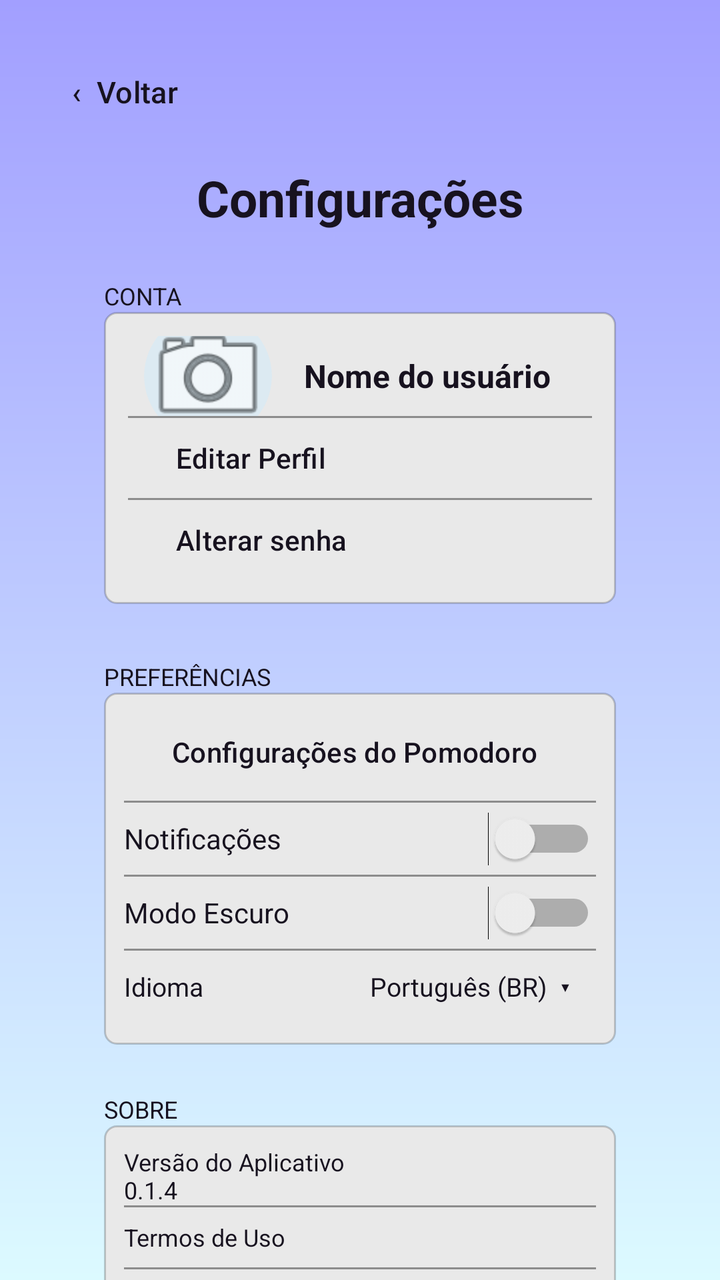
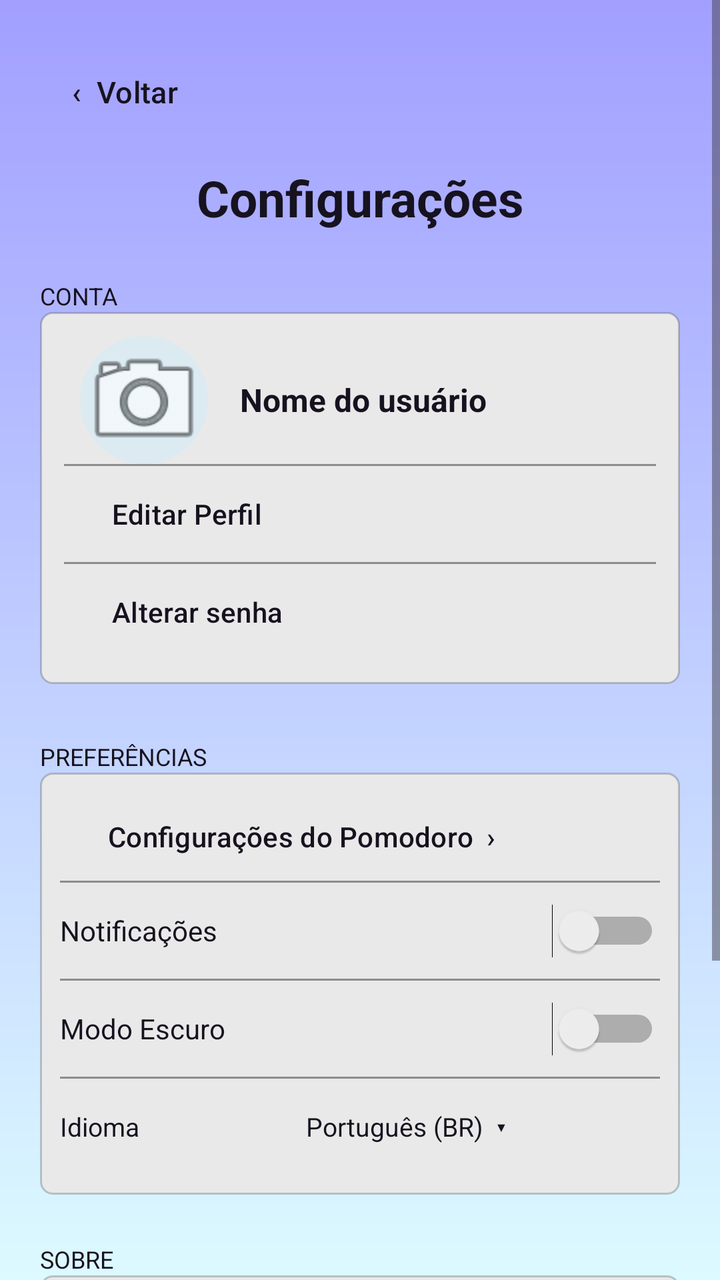

Compare the two renders of this Android layout. The source of the first and the diff that turns it into the second are given below.
<!-- AndroidManifest.xml: application theme Theme.FocaAi -->
<!-- res/layout/activity_configuracoes.xml -->
<?xml version="1.0" encoding="utf-8"?>
<androidx.constraintlayout.widget.ConstraintLayout
    xmlns:android="http://schemas.android.com/apk/res/android"
    xmlns:app="http://schemas.android.com/apk/res-auto"
    xmlns:tools="http://schemas.android.com/tools"
    android:id="@+id/main"
    android:layout_width="match_parent"
    android:layout_height="match_parent"
    android:background="@drawable/bg_foca_gradient"
    tools:context=".activities.ConfiguracoesActivity">

    
    <Button
        android:id="@+id/btnVoltarConfiguracoes"
        android:layout_width="wrap_content"
        android:layout_height="48dp"
        android:layout_marginStart="12dp"
        android:layout_marginTop="22dp"
        android:background="@android:color/transparent"
        android:text="‹  Voltar"
        android:textAllCaps="false"
        android:textColor="@color/foca_text"
        android:textSize="15sp"
        app:backgroundTint="@null"
        app:layout_constraintStart_toStartOf="parent"
        app:layout_constraintTop_toTopOf="parent" />

    
    <TextView
        android:id="@+id/txtTituloConfiguracoes"
        android:layout_width="wrap_content"
        android:layout_height="wrap_content"
        android:layout_marginTop="12dp"
        android:text="Configurações"
        android:textColor="@color/foca_text"
        android:textSize="25sp"
        android:textStyle="bold"
        app:layout_constraintTop_toBottomOf="@id/btnVoltarConfiguracoes"
        app:layout_constraintStart_toStartOf="parent"
        app:layout_constraintEnd_toEndOf="parent" />

    
    <TextView
        android:id="@+id/txtGrupoConta"
        android:layout_width="wrap_content"
        android:layout_height="wrap_content"
        android:layout_marginStart="52dp"
        android:layout_marginTop="24dp"
        android:text="CONTA"
        android:textColor="@color/foca_text"
        android:textSize="12sp"
        app:layout_constraintStart_toStartOf="parent"
        app:layout_constraintTop_toBottomOf="@id/txtTituloConfiguracoes" />

    
    <LinearLayout
        android:id="@+id/cardConta"
        android:layout_width="0dp"
        android:layout_height="146dp"
        android:layout_marginStart="52dp"
        android:layout_marginEnd="52dp"
        android:background="@drawable/card_foca"
        android:orientation="vertical"
        android:padding="12dp"
        app:layout_constraintTop_toBottomOf="@id/txtGrupoConta"
        app:layout_constraintStart_toStartOf="parent"
        app:layout_constraintEnd_toEndOf="parent">

        
        <LinearLayout
            android:layout_width="match_parent"
            android:layout_height="0dp"
            android:layout_weight="1"
            android:orientation="horizontal"
            android:gravity="center_vertical"
            android:paddingStart="8dp"
            android:paddingEnd="8dp">

            <ImageView
                android:id="@+id/imgFotoPerfil"
                android:layout_width="64dp"
                android:layout_height="64dp"
                android:background="@drawable/bg_avatar_foca"
                android:src="@android:drawable/ic_menu_camera"
                android:scaleType="centerCrop"
                android:clipToOutline="true"
                android:clickable="true"
                android:focusable="true"
                android:contentDescription="Foto do perfil. Toque para alterar." />

            <TextView
                android:id="@+id/txtUsuarioConfiguracoes"
                android:layout_width="0dp"
                android:layout_height="match_parent"
                android:layout_weight="1"
                android:layout_marginStart="16dp"
                android:gravity="center_vertical"
                android:text="Nome do usuário"
                android:textColor="@color/foca_text"
                android:textSize="16sp"
                android:textStyle="bold" />

        </LinearLayout>

        <View
            android:layout_width="match_parent"
            android:layout_height="1dp"
            android:background="#66000000" />

        
        <Button
            android:id="@+id/btnEditarPerfil"
            android:layout_width="match_parent"
            android:layout_height="40dp"
            android:background="@android:color/transparent"
            android:gravity="center_vertical"
            android:text="Editar Perfil"
            android:textAllCaps="false"
            android:textColor="@color/foca_text"
            android:textSize="14sp"
            app:backgroundTint="@null" />

        <View
            android:layout_width="match_parent"
            android:layout_height="1dp"
            android:background="#66000000" />

        
        <Button
            android:id="@+id/btnAlterarSenhaConfiguracoes"
            android:layout_width="match_parent"
            android:layout_height="40dp"
            android:background="@android:color/transparent"
            android:gravity="center_vertical"
            android:text="Alterar senha"
            android:textAllCaps="false"
            android:textColor="@color/foca_text"
            android:textSize="14sp"
            app:backgroundTint="@null" />

    </LinearLayout>

    
    <TextView
        android:id="@+id/txtGrupoPreferencias"
        android:layout_width="wrap_content"
        android:layout_height="wrap_content"
        android:layout_marginStart="52dp"
        android:layout_marginTop="28dp"
        android:text="PREFERÊNCIAS"
        android:textColor="@color/foca_text"
        android:textSize="12sp"
        app:layout_constraintStart_toStartOf="parent"
        app:layout_constraintTop_toBottomOf="@id/cardConta" />

    
    <LinearLayout
        android:id="@+id/cardPreferencias"
        android:layout_width="0dp"
        android:layout_height="176dp"
        android:layout_marginStart="52dp"
        android:layout_marginEnd="52dp"
        android:background="@drawable/card_foca"
        android:orientation="vertical"
        android:padding="10dp"
        app:layout_constraintTop_toBottomOf="@id/txtGrupoPreferencias"
        app:layout_constraintStart_toStartOf="parent"
        app:layout_constraintEnd_toEndOf="parent">

        <Button
            android:id="@+id/btnConfiguracoesPomodoro"
            android:layout_width="match_parent"
            android:layout_height="44dp"
            android:background="@android:color/transparent"
            android:gravity="center_vertical"
            android:text="Configurações do Pomodoro  ›"
            android:textAllCaps="false"
            android:textColor="@color/foca_text"
            android:textSize="14sp"
            app:backgroundTint="@null" />

        <View
            android:layout_width="match_parent"
            android:layout_height="1dp"
            android:background="#66000000" />

        <Switch
            android:id="@+id/switchNotificacoes"
            android:layout_width="match_parent"
            android:layout_height="36dp"
            android:text="Notificações"
            android:textColor="@color/foca_text"
            android:textSize="14sp" />

        <View
            android:layout_width="match_parent"
            android:layout_height="1dp"
            android:background="#66000000" />

        <Switch
            android:id="@+id/switchModoEscuro"
            android:layout_width="match_parent"
            android:layout_height="36dp"
            android:text="Modo Escuro"
            android:textColor="@color/foca_text"
            android:textSize="14sp" />

        <View
            android:layout_width="match_parent"
            android:layout_height="1dp"
            android:background="#66000000" />

        <TextView
            android:id="@+id/txtIdiomaConfiguracoes"
            android:layout_width="match_parent"
            android:layout_height="36dp"
            android:gravity="center_vertical"
            android:text="Idioma                         Português (BR)  ▾"
            android:textColor="@color/foca_text"
            android:textSize="13sp" />

    </LinearLayout>

    
    <TextView
        android:id="@+id/txtGrupoSobre"
        android:layout_width="wrap_content"
        android:layout_height="wrap_content"
        android:layout_marginStart="52dp"
        android:layout_marginTop="24dp"
        android:text="SOBRE"
        android:textColor="@color/foca_text"
        android:textSize="12sp"
        app:layout_constraintStart_toStartOf="parent"
        app:layout_constraintTop_toBottomOf="@id/cardPreferencias" />

    
    <LinearLayout
        android:id="@+id/cardSobre"
        android:layout_width="0dp"
        android:layout_height="112dp"
        android:layout_marginStart="52dp"
        android:layout_marginEnd="52dp"
        android:background="@drawable/card_foca"
        android:orientation="vertical"
        android:padding="10dp"
        app:layout_constraintTop_toBottomOf="@id/txtGrupoSobre"
        app:layout_constraintStart_toStartOf="parent"
        app:layout_constraintEnd_toEndOf="parent">

        <TextView
            android:layout_width="match_parent"
            android:layout_height="0dp"
            android:layout_weight="1"
            android:gravity="center_vertical"
            android:text="Versão do Aplicativo                                          0.1.4"
            android:textColor="@color/foca_text"
            android:textSize="12sp" />

        <View
            android:layout_width="match_parent"
            android:layout_height="1dp"
            android:background="#66000000" />

        <TextView
            android:layout_width="match_parent"
            android:layout_height="0dp"
            android:layout_weight="1"
            android:gravity="center_vertical"
            android:text="Termos de Uso"
            android:textColor="@color/foca_text"
            android:textSize="12sp" />

        <View
            android:layout_width="match_parent"
            android:layout_height="1dp"
            android:background="#66000000" />

        <TextView
            android:layout_width="match_parent"
            android:layout_height="0dp"
            android:layout_weight="1"
            android:gravity="center_vertical"
            android:text="Política de Privacidade"
            android:textColor="@color/foca_text"
            android:textSize="12sp" />

    </LinearLayout>

    
    <Button
        android:id="@+id/btnExcluirConta"
        android:layout_width="0dp"
        android:layout_height="48dp"
        android:layout_marginStart="52dp"
        android:layout_marginTop="48dp"
        android:layout_marginEnd="52dp"
        android:background="@android:color/transparent"
        android:text="Excluir minha conta"
        android:textAllCaps="false"
        android:textColor="#B3261E"
        android:textSize="14sp"
        app:backgroundTint="@null"
        app:layout_constraintEnd_toEndOf="parent"
        app:layout_constraintHorizontal_bias="0.0"
        app:layout_constraintStart_toStartOf="parent"
        app:layout_constraintTop_toBottomOf="@+id/cardSobre" />

    <Button
        android:id="@+id/btnSairConta"
        android:layout_width="0dp"
        android:layout_height="48dp"
        android:layout_marginStart="52dp"
        android:layout_marginEnd="52dp"
        android:background="@drawable/button_foca_pink"
        android:text="Sair da conta"
        android:textAllCaps="false"
        android:textColor="@color/foca_text"
        android:textSize="15sp"
        app:backgroundTint="@null"
        app:layout_constraintEnd_toEndOf="parent"
        app:layout_constraintHorizontal_bias="0.0"
        app:layout_constraintStart_toStartOf="parent"
        app:layout_constraintTop_toBottomOf="@+id/btnExcluirConta" />

</androidx.constraintlayout.widget.ConstraintLayout>
<!-- resources referenced by this layout -->
<resources>
  <color name="foca_text">#17121F</color>
  <!-- drawable bg_avatar_foca (drawable) -->
  <?xml version="1.0" encoding="utf-8"?>
  <shape xmlns:android="http://schemas.android.com/apk/res/android" android:shape="oval">
      <solid android:color="#DCEAF2" />
  </shape>
  <!-- drawable bg_foca_gradient (drawable) -->
  <?xml version="1.0" encoding="utf-8"?>
  <shape xmlns:android="http://schemas.android.com/apk/res/android" android:shape="rectangle">
      <gradient android:angle="270" android:startColor="#A29FFF" android:endColor="#DCFAFF" android:type="linear" />
  </shape>
  <!-- drawable button_foca_pink (drawable) -->
  <?xml version="1.0" encoding="utf-8"?>
  <shape xmlns:android="http://schemas.android.com/apk/res/android" android:shape="rectangle">
      <solid android:color="#FFC8FB" />
      <corners android:radius="25dp" />
      <stroke android:width="1dp" android:color="#66000000" />
  </shape>
  <!-- drawable card_foca (drawable) -->
  <?xml version="1.0" encoding="utf-8"?>
  <shape xmlns:android="http://schemas.android.com/apk/res/android" android:shape="rectangle">
      <solid android:color="#E9E9E9" />
      <corners android:radius="6dp" />
      <stroke android:width="1dp" android:color="#33000000" />
  </shape>
  <style name="Theme.FocaAi" parent="Base.Theme.FocaAi" />
  <style name="Base.Theme.FocaAi" parent="Theme.Material3.DayNight.NoActionBar">
          
          
      </style>
</resources>

<!-- the commit's change to res/layout/activity_configuracoes.xml (unified diff, before → after) -->
@@ -1,12 +1,19 @@
 <?xml version="1.0" encoding="utf-8"?>
+<ScrollView xmlns:android="http://schemas.android.com/apk/res/android"
+    android:id="@+id/main"
+    android:layout_width="match_parent"
+    android:layout_height="match_parent"
+    android:background="@drawable/bg_foca_gradient"
+    android:fillViewport="true"
+    android:clipToPadding="false"
+    android:scrollbars="vertical">
 <androidx.constraintlayout.widget.ConstraintLayout
     xmlns:android="http://schemas.android.com/apk/res/android"
     xmlns:app="http://schemas.android.com/apk/res-auto"
     xmlns:tools="http://schemas.android.com/tools"
-    android:id="@+id/main"
-    android:layout_width="match_parent"
-    android:layout_height="match_parent"
-    android:background="@drawable/bg_foca_gradient"
+    android:layout_width="match_parent" android:minHeight="650dp"
+    android:layout_height="wrap_content"
+   
     tools:context=".activities.ConfiguracoesActivity">
 
     
@@ -44,7 +51,7 @@
         android:id="@+id/txtGrupoConta"
         android:layout_width="wrap_content"
         android:layout_height="wrap_content"
-        android:layout_marginStart="52dp"
+        android:layout_marginStart="20dp"
         android:layout_marginTop="24dp"
         android:text="CONTA"
         android:textColor="@color/foca_text"
@@ -56,9 +63,9 @@
     <LinearLayout
         android:id="@+id/cardConta"
         android:layout_width="0dp"
-        android:layout_height="146dp"
-        android:layout_marginStart="52dp"
-        android:layout_marginEnd="52dp"
+        android:layout_height="wrap_content"
+        android:layout_marginStart="20dp"
+        android:layout_marginEnd="20dp"
         android:background="@drawable/card_foca"
         android:orientation="vertical"
         android:padding="12dp"
@@ -111,7 +118,7 @@
         <Button
             android:id="@+id/btnEditarPerfil"
             android:layout_width="match_parent"
-            android:layout_height="40dp"
+            android:layout_height="48dp"
             android:background="@android:color/transparent"
             android:gravity="center_vertical"
             android:text="Editar Perfil"
@@ -129,7 +136,7 @@
         <Button
             android:id="@+id/btnAlterarSenhaConfiguracoes"
             android:layout_width="match_parent"
-            android:layout_height="40dp"
+            android:layout_height="48dp"
             android:background="@android:color/transparent"
             android:gravity="center_vertical"
             android:text="Alterar senha"
@@ -145,7 +152,7 @@
         android:id="@+id/txtGrupoPreferencias"
         android:layout_width="wrap_content"
         android:layout_height="wrap_content"
-        android:layout_marginStart="52dp"
+        android:layout_marginStart="20dp"
         android:layout_marginTop="28dp"
         android:text="PREFERÊNCIAS"
         android:textColor="@color/foca_text"
@@ -157,9 +164,9 @@
     <LinearLayout
         android:id="@+id/cardPreferencias"
         android:layout_width="0dp"
-        android:layout_height="176dp"
-        android:layout_marginStart="52dp"
-        android:layout_marginEnd="52dp"
+        android:layout_height="wrap_content"
+        android:layout_marginStart="20dp"
+        android:layout_marginEnd="20dp"
         android:background="@drawable/card_foca"
         android:orientation="vertical"
         android:padding="10dp"
@@ -187,7 +194,7 @@
         <Switch
             android:id="@+id/switchNotificacoes"
             android:layout_width="match_parent"
-            android:layout_height="36dp"
+            android:layout_height="48dp"
             android:text="Notificações"
             android:textColor="@color/foca_text"
             android:textSize="14sp" />
@@ -200,7 +207,7 @@
         <Switch
             android:id="@+id/switchModoEscuro"
             android:layout_width="match_parent"
-            android:layout_height="36dp"
+            android:layout_height="48dp"
             android:text="Modo Escuro"
             android:textColor="@color/foca_text"
             android:textSize="14sp" />
@@ -213,7 +220,7 @@
         <TextView
             android:id="@+id/txtIdiomaConfiguracoes"
             android:layout_width="match_parent"
-            android:layout_height="36dp"
+            android:layout_height="48dp"
             android:gravity="center_vertical"
             android:text="Idioma                         Português (BR)  ▾"
             android:textColor="@color/foca_text"
@@ -226,7 +233,7 @@
         android:id="@+id/txtGrupoSobre"
         android:layout_width="wrap_content"
         android:layout_height="wrap_content"
-        android:layout_marginStart="52dp"
+        android:layout_marginStart="20dp"
         android:layout_marginTop="24dp"
         android:text="SOBRE"
         android:textColor="@color/foca_text"
@@ -238,9 +245,9 @@
     <LinearLayout
         android:id="@+id/cardSobre"
         android:layout_width="0dp"
-        android:layout_height="112dp"
-        android:layout_marginStart="52dp"
-        android:layout_marginEnd="52dp"
+        android:layout_height="wrap_content"
+        android:layout_marginStart="20dp"
+        android:layout_marginEnd="20dp"
         android:background="@drawable/card_foca"
         android:orientation="vertical"
         android:padding="10dp"
@@ -292,9 +299,9 @@
         android:id="@+id/btnExcluirConta"
         android:layout_width="0dp"
         android:layout_height="48dp"
-        android:layout_marginStart="52dp"
+        android:layout_marginStart="20dp"
         android:layout_marginTop="48dp"
-        android:layout_marginEnd="52dp"
+        android:layout_marginEnd="20dp"
         android:background="@android:color/transparent"
         android:text="Excluir minha conta"
         android:textAllCaps="false"
@@ -310,8 +317,8 @@
         android:id="@+id/btnSairConta"
         android:layout_width="0dp"
         android:layout_height="48dp"
-        android:layout_marginStart="52dp"
-        android:layout_marginEnd="52dp"
+        android:layout_marginStart="20dp"
+        android:layout_marginEnd="20dp"
         android:background="@drawable/button_foca_pink"
         android:text="Sair da conta"
         android:textAllCaps="false"
@@ -323,4 +330,6 @@
         app:layout_constraintStart_toStartOf="parent"
         app:layout_constraintTop_toBottomOf="@+id/btnExcluirConta" />
 
+
 </androidx.constraintlayout.widget.ConstraintLayout>
+</ScrollView>
